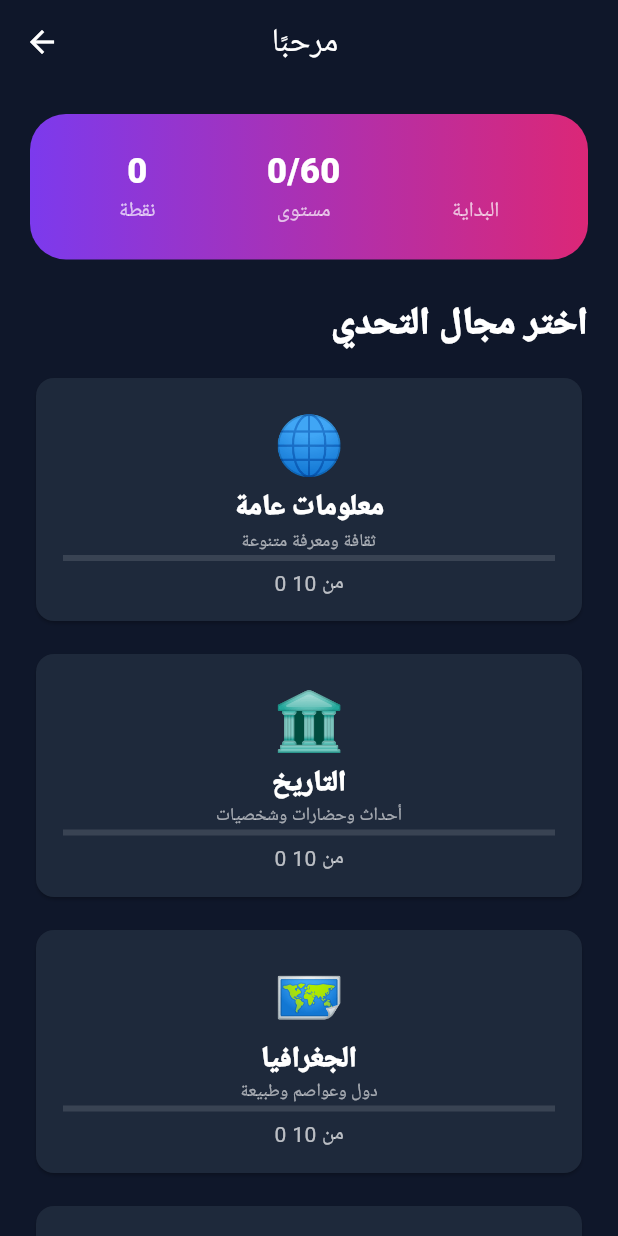
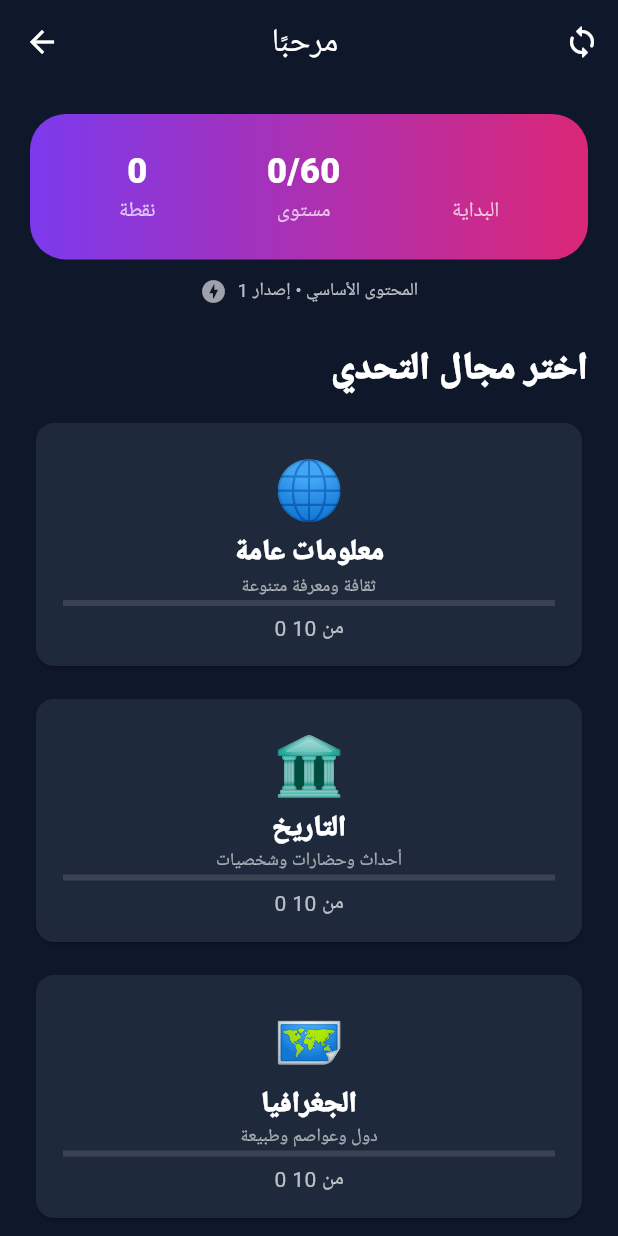
Before and after one commit to muatasemm-cmd/brain-adventure, a Flutter app: the AdultDashboardScreen screen opened directly with empty values, on a phone screen of 412 x 824 dp. Run offline on Flutter 3.47's test engine with Material 3 defaults, Android fonts, the light colour scheme and no system bars; our stand-ins replace shared_preferences, web; accounts and stored records are empty; network calls fail; Roboto replaces fonts that are missing (Arial).

Commit message:
Add online content update system

```diff
--- a/lib/models/adult_question.dart
+++ b/lib/models/adult_question.dart
@@ -12,6 +12,22 @@ class AdultQuestion {
     required this.answer,
     required this.explanation,
   });
+
+  Map<String, Object> toJson() => {
+    'id': id,
+    'question': question,
+    'options': options,
+    'answer': answer,
+    'explanation': explanation,
+  };
+
+  factory AdultQuestion.fromJson(Map<String, dynamic> json) => AdultQuestion(
+    id: json['id'] as String,
+    question: json['question'] as String,
+    options: (json['options'] as List).map((item) => item.toString()).toList(),
+    answer: json['answer'] as String,
+    explanation: json['explanation'] as String,
+  );
 }
 
 class AdultCategory {
@@ -28,4 +44,22 @@ class AdultCategory {
     required this.description,
     required this.questions,
   });
+
+  Map<String, Object> toJson() => {
+    'id': id,
+    'name': name,
+    'icon': icon,
+    'description': description,
+    'questions': questions.map((item) => item.toJson()).toList(),
+  };
+
+  factory AdultCategory.fromJson(Map<String, dynamic> json) => AdultCategory(
+    id: json['id'] as String,
+    name: json['name'] as String,
+    icon: json['icon'] as String,
+    description: json['description'] as String,
+    questions: (json['questions'] as List)
+        .map((item) => AdultQuestion.fromJson(item as Map<String, dynamic>))
+        .toList(),
+  );
 }
--- a/lib/screens/adult_dashboard_screen.dart
+++ b/lib/screens/adult_dashboard_screen.dart
@@ -1,9 +1,9 @@
 import 'package:flutter/material.dart';
 
-import '../data/adult_challenge_data.dart';
 import '../models/adult_player.dart';
 import '../models/adult_question.dart';
 import '../services/adult_storage.dart';
+import '../services/online_content_service.dart';
 import 'adult_quiz_screen.dart';
 
 class AdultDashboardScreen extends StatefulWidget {
@@ -16,8 +16,10 @@ class AdultDashboardScreen extends StatefulWidget {
 }
 
 class _AdultDashboardScreenState extends State<AdultDashboardScreen> {
-  final categories = buildAdultCategories();
+  List<AdultCategory> categories = const [];
   Map<String, int> progress = {};
+  OnlineContentResult? onlineContent;
+  bool contentLoading = true;
 
   @override
   void initState() {
@@ -26,7 +28,14 @@ class _AdultDashboardScreenState extends State<AdultDashboardScreen> {
   }
 
   Future<void> load() async {
-    progress = await AdultStorage.loadProgress(widget.player.id);
+    final results = await Future.wait([
+      AdultStorage.loadProgress(widget.player.id),
+      OnlineContentService.load(forceRefresh: true),
+    ]);
+    progress = results[0] as Map<String, int>;
+    onlineContent = results[1] as OnlineContentResult;
+    categories = onlineContent!.categories;
+    contentLoading = false;
     if (mounted) setState(() {});
   }
 
@@ -48,6 +57,23 @@ class _AdultDashboardScreenState extends State<AdultDashboardScreen> {
         foregroundColor: Colors.white,
         title: Text('مرحبًا ${widget.player.name}'),
         centerTitle: true,
+        actions: [
+          IconButton(
+            tooltip: 'تحديث المحتوى',
+            onPressed: contentLoading
+                ? null
+                : () async {
+                    setState(() => contentLoading = true);
+                    await load();
+                  },
+            icon: contentLoading
+                ? const SizedBox.square(
+                    dimension: 18,
+                    child: CircularProgressIndicator(strokeWidth: 2),
+                  )
+                : const Icon(Icons.sync_rounded),
+          ),
+        ],
       ),
       body: RefreshIndicator(
         onRefresh: load,
@@ -70,6 +96,29 @@ class _AdultDashboardScreenState extends State<AdultDashboardScreen> {
                   _Stat(value: widget.player.level, label: 'البداية'),
                 ],
               ),
+            ),
+            const SizedBox(height: 12),
+            Row(
+              mainAxisAlignment: MainAxisAlignment.center,
+              children: [
+                Icon(
+                  onlineContent?.fromInternet == true
+                      ? Icons.cloud_done_rounded
+                      : Icons.offline_bolt_rounded,
+                  size: 18,
+                  color: onlineContent?.fromInternet == true
+                      ? const Color(0xFF4ADE80)
+                      : Colors.white60,
+                ),
+                const SizedBox(width: 7),
+                Text(
+                  onlineContent == null
+                      ? 'جاري فحص تحديثات المحتوى...'
+                      : '${onlineContent!.message} • إصدار ${onlineContent!.version}',
+                  textDirection: TextDirection.rtl,
+                  style: const TextStyle(color: Colors.white70, fontSize: 12),
+                ),
+              ],
             ),
             const SizedBox(height: 24),
             const Text(
--- /dev/null
+++ b/lib/services/online_content_service.dart
@@ -0,0 +1,89 @@
+import 'dart:convert';
+
+import 'package:http/http.dart' as http;
+import 'package:shared_preferences/shared_preferences.dart';
+
+import '../data/adult_challenge_data.dart';
+import '../models/adult_question.dart';
+
+class OnlineContentResult {
+  final List<AdultCategory> categories;
+  final int version;
+  final String message;
+  final bool fromInternet;
+
+  const OnlineContentResult({
+    required this.categories,
+    required this.version,
+    required this.message,
+    required this.fromInternet,
+  });
+}
+
+class OnlineContentService {
+  static const contentUrl =
+      'https://muatasemm-cmd.github.io/brain-adventure/content/adult_content.json';
+  static const _cacheKey = 'adult_online_content_v1';
+
+  static Future<OnlineContentResult> load({bool forceRefresh = false}) async {
+    final preferences = await SharedPreferences.getInstance();
+    final cached = preferences.getString(_cacheKey);
+    if (!forceRefresh && cached != null) {
+      final cachedResult = _decode(cached, fromInternet: false);
+      if (cachedResult != null) return cachedResult;
+    }
+
+    try {
+      final uri = Uri.parse(contentUrl).replace(
+        queryParameters: {
+          't': DateTime.now().millisecondsSinceEpoch.toString(),
+        },
+      );
+      final response = await http
+          .get(uri, headers: const {'Cache-Control': 'no-cache'})
+          .timeout(const Duration(seconds: 8));
+      if (response.statusCode == 200) {
+        final result = _decode(response.body, fromInternet: true);
+        if (result != null) {
+          await preferences.setString(_cacheKey, response.body);
+          return result;
+        }
+      }
+    } catch (_) {
+      // The local and cached content below keep the game playable offline.
+    }
+
+    if (cached != null) {
+      final cachedResult = _decode(cached, fromInternet: false);
+      if (cachedResult != null) return cachedResult;
+    }
+    return OnlineContentResult(
+      categories: buildAdultCategories(),
+      version: 1,
+      message: 'المحتوى الأساسي',
+      fromInternet: false,
+    );
+  }
+
+  static OnlineContentResult? _decode(
+    String encoded, {
+    required bool fromInternet,
+  }) {
+    try {
+      final json = jsonDecode(encoded) as Map<String, dynamic>;
+      final categories = (json['categories'] as List)
+          .map((item) => AdultCategory.fromJson(item as Map<String, dynamic>))
+          .where((item) => item.questions.length >= 5)
+          .toList(growable: false);
+      if (categories.isEmpty) return null;
+      return OnlineContentResult(
+        categories: categories,
+        version: json['version'] as int? ?? 1,
+        message: json['message'] as String? ?? 'تم تحديث المحتوى',
+        fromInternet: fromInternet,
+      );
+    } catch (_) {
+      return null;
+    }
+  }
+}
--- a/pubspec.yaml
+++ b/pubspec.yaml
@@ -36,6 +36,7 @@ dependencies:
   cupertino_icons: ^1.0.8
   shared_preferences: ^2.5.5
   web: ^1.1.1
+  http: ^1.5.0
 
 dev_dependencies:
   flutter_test:
--- /dev/null
+++ b/tool/export_adult_content.dart
@@ -0,0 +1,18 @@
+import 'dart:convert';
+import 'dart:io';
+
+import 'package:brain_adventure/data/adult_challenge_data.dart';
+
+void main() {
+  final content = {
+    'version': 1,
+    'updatedAt': DateTime.now().toUtc().toIso8601String(),
+    'message': '10 مجالات و500 سؤال للكبار',
+    'categories': buildAdultCategories().map((item) => item.toJson()).toList(),
+  };
+  const encoder = JsonEncoder.withIndent('  ');
+  Directory('web/content').createSync(recursive: true);
+  File(
+    'web/content/adult_content.json',
+  ).writeAsStringSync(encoder.convert(content));
+}
```
Also changed, not shown: pubspec.lock, 4 other files.
